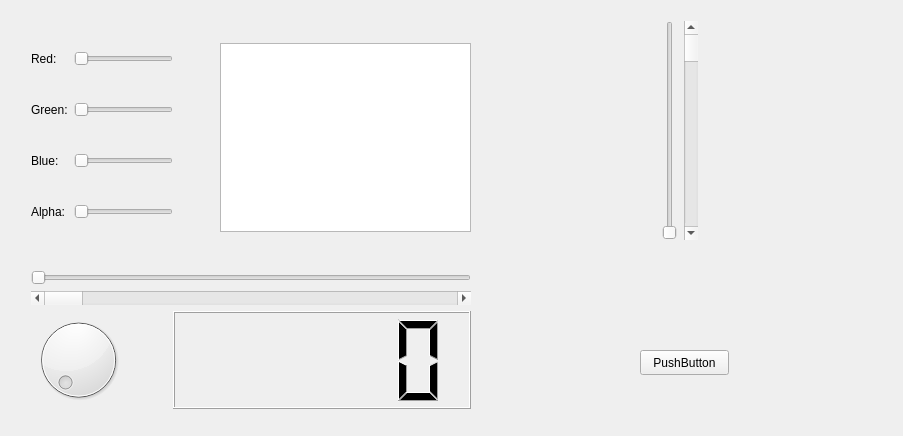
Qt form cbx-qt-pro-stub/samp4_4/widget.ui (caobinxin/qt5) before a commit.
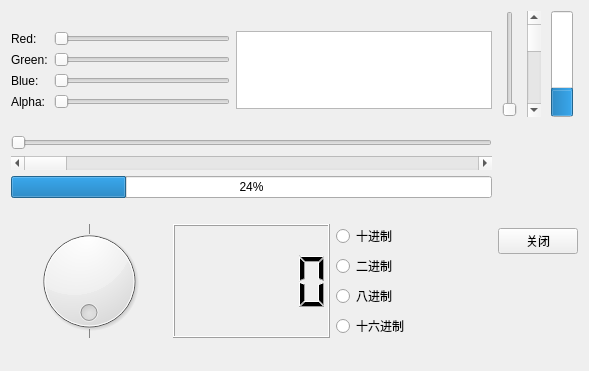
The same form after that commit.

Diff of the .ui file:
```diff
--- a/cbx-qt-pro-stub/samp4_4/widget.ui
+++ b/cbx-qt-pro-stub/samp4_4/widget.ui
@@ -6,129 +6,19 @@
    <rect>
     <x>0</x>
     <y>0</y>
-    <width>903</width>
-    <height>436</height>
+    <width>589</width>
+    <height>371</height>
    </rect>
   </property>
   <property name="windowTitle">
    <string>Widget</string>
   </property>
-  <widget class="QPushButton" name="pushButton">
-   <property name="geometry">
-    <rect>
-     <x>640</x>
-     <y>350</y>
-     <width>89</width>
-     <height>25</height>
-    </rect>
-   </property>
-   <property name="text">
-    <string>PushButton</string>
-   </property>
-  </widget>
-  <widget class="QWidget" name="">
-   <property name="geometry">
-    <rect>
-     <x>20</x>
-     <y>10</y>
-     <width>462</width>
-     <height>410</height>
-    </rect>
-   </property>
-   <layout class="QGridLayout" name="gridLayout_2">
-    <item row="1" column="3">
-     <spacer name="horizontalSpacer">
-      <property name="orientation">
-       <enum>Qt::Horizontal</enum>
-      </property>
-      <property name="sizeHint" stdset="0">
-       <size>
-        <width>40</width>
-        <height>20</height>
-       </size>
-      </property>
-     </spacer>
-    </item>
-    <item row="5" column="1">
-     <spacer name="horizontalSpacer_2">
-      <property name="orientation">
-       <enum>Qt::Horizontal</enum>
-      </property>
-      <property name="sizeHint" stdset="0">
-       <size>
-        <width>40</width>
-        <height>20</height>
-       </size>
-      </property>
-     </spacer>
-    </item>
-    <item row="4" column="0" colspan="5">
-     <layout class="QVBoxLayout" name="verticalLayout">
+  <layout class="QHBoxLayout" name="horizontalLayout_4">
       <item>
-       <widget class="QSlider" name="horizontalSlider_5">
-        <property name="orientation">
-         <enum>Qt::Horizontal</enum>
-        </property>
-       </widget>
-      </item>
+    <layout class="QHBoxLayout" name="horizontalLayout_3">
       <item>
-       <widget class="QScrollBar" name="horizontalScrollBar">
-        <property name="orientation">
-         <enum>Qt::Horizontal</enum>
-        </property>
-       </widget>
-      </item>
-     </layout>
-    </item>
-    <item row="2" column="4">
-     <spacer name="verticalSpacer_2">
-      <property name="orientation">
-       <enum>Qt::Vertical</enum>
-      </property>
-      <property name="sizeHint" stdset="0">
-       <size>
-        <width>13</width>
-        <height>13</height>
-       </size>
-      </property>
-     </spacer>
-    </item>
-    <item row="0" column="4">
-     <spacer name="verticalSpacer">
-      <property name="orientation">
-       <enum>Qt::Vertical</enum>
-      </property>
-      <property name="sizeHint" stdset="0">
-       <size>
-        <width>13</width>
-        <height>18</height>
-       </size>
-      </property>
-     </spacer>
-    </item>
-    <item row="1" column="4">
-     <widget class="QTextEdit" name="textEdit"/>
-    </item>
-    <item row="5" column="0">
-     <widget class="QDial" name="dial"/>
-    </item>
-    <item row="3" column="1">
-     <spacer name="verticalSpacer_3">
-      <property name="orientation">
-       <enum>Qt::Vertical</enum>
-      </property>
-      <property name="sizeHint" stdset="0">
-       <size>
-        <width>18</width>
-        <height>18</height>
-       </size>
-      </property>
-     </spacer>
-    </item>
-    <item row="5" column="2" colspan="3">
-     <widget class="QLCDNumber" name="lcdNumber"/>
-    </item>
-    <item row="0" column="0" rowspan="3" colspan="3">
+      <layout class="QVBoxLayout" name="verticalLayout_3">
+       <item>
      <layout class="QGridLayout" name="gridLayout">
       <item row="0" column="0">
        <widget class="QLabel" name="labelRed">
@@ -139,11 +29,17 @@
       </item>
       <item row="0" column="1">
        <widget class="QSlider" name="horizontalSliderRed">
+           <property name="maximum">
+            <number>255</number>
+           </property>
         <property name="orientation">
          <enum>Qt::Horizontal</enum>
         </property>
        </widget>
       </item>
+         <item row="0" column="2" rowspan="4">
+          <widget class="QTextEdit" name="textEdit"/>
+         </item>
       <item row="1" column="0">
        <widget class="QLabel" name="labelGreen">
         <property name="text">
@@ -153,6 +49,9 @@
       </item>
       <item row="1" column="1">
        <widget class="QSlider" name="horizontalSliderGreen">
+           <property name="maximum">
+            <number>255</number>
+           </property>
         <property name="orientation">
          <enum>Qt::Horizontal</enum>
         </property>
@@ -167,6 +66,9 @@
       </item>
       <item row="2" column="1">
        <widget class="QSlider" name="horizontalSliderBlue">
+           <property name="maximum">
+            <number>255</number>
+           </property>
         <property name="orientation">
          <enum>Qt::Horizontal</enum>
         </property>
@@ -181,6 +83,9 @@
       </item>
       <item row="3" column="1">
        <widget class="QSlider" name="horizontalSliderAlpha">
+           <property name="maximum">
+            <number>255</number>
+           </property>
         <property name="orientation">
          <enum>Qt::Horizontal</enum>
         </property>
@@ -188,19 +93,102 @@
       </item>
      </layout>
     </item>
-   </layout>
-  </widget>
-  <widget class="QWidget" name="">
-   <property name="geometry">
-    <rect>
-     <x>650</x>
-     <y>10</y>
-     <width>61</width>
-     <height>241</height>
-    </rect>
-   </property>
+       <item>
+        <layout class="QVBoxLayout" name="verticalLayout">
+         <item>
+          <widget class="QSlider" name="horizontalSlider_5">
+           <property name="orientation">
+            <enum>Qt::Horizontal</enum>
+           </property>
+          </widget>
+         </item>
+         <item>
+          <widget class="QScrollBar" name="horizontalScrollBar">
+           <property name="orientation">
+            <enum>Qt::Horizontal</enum>
+           </property>
+          </widget>
+         </item>
+         <item>
+          <widget class="QProgressBar" name="progressBar">
+           <property name="value">
+            <number>24</number>
+           </property>
+          </widget>
+         </item>
+        </layout>
+       </item>
+       <item>
    <layout class="QHBoxLayout" name="horizontalLayout">
     <item>
+          <widget class="QDial" name="dial">
+           <property name="maximum">
+            <number>128</number>
+           </property>
+           <property name="orientation">
+            <enum>Qt::Horizontal</enum>
+           </property>
+           <property name="invertedAppearance">
+            <bool>false</bool>
+           </property>
+           <property name="invertedControls">
+            <bool>false</bool>
+           </property>
+           <property name="wrapping">
+            <bool>true</bool>
+           </property>
+           <property name="notchTarget">
+            <double>100.000000000000000</double>
+           </property>
+           <property name="notchesVisible">
+            <bool>true</bool>
+           </property>
+          </widget>
+         </item>
+         <item>
+          <widget class="QLCDNumber" name="lcdNumber"/>
+         </item>
+         <item>
+          <layout class="QVBoxLayout" name="verticalLayout_2">
+           <item>
+            <widget class="QRadioButton" name="radioButtonDec">
+             <property name="text">
+              <string>十进制</string>
+             </property>
+            </widget>
+           </item>
+           <item>
+            <widget class="QRadioButton" name="radioButtonBin">
+             <property name="text">
+              <string>二进制</string>
+             </property>
+            </widget>
+           </item>
+           <item>
+            <widget class="QRadioButton" name="radioButtonOct">
+             <property name="text">
+              <string>八进制</string>
+             </property>
+            </widget>
+           </item>
+           <item>
+            <widget class="QRadioButton" name="radioButtonHex">
+             <property name="text">
+              <string>十六进制</string>
+             </property>
+            </widget>
+           </item>
+          </layout>
+         </item>
+        </layout>
+       </item>
+      </layout>
+     </item>
+     <item>
+      <layout class="QGridLayout" name="gridLayout_2">
+       <item row="0" column="0">
+        <layout class="QHBoxLayout" name="horizontalLayout_2">
+         <item>
      <widget class="QSlider" name="verticalSlider">
       <property name="orientation">
        <enum>Qt::Vertical</enum>
@@ -214,8 +202,62 @@
       </property>
      </widget>
     </item>
-   </layout>
-  </widget>
+         <item>
+          <widget class="QProgressBar" name="progressBar_2">
+           <property name="value">
+            <number>24</number>
+           </property>
+           <property name="orientation">
+            <enum>Qt::Vertical</enum>
+           </property>
+           <property name="invertedAppearance">
+            <bool>false</bool>
+           </property>
+           <property name="textDirection">
+            <enum>QProgressBar::TopToBottom</enum>
+           </property>
+          </widget>
+         </item>
+        </layout>
+       </item>
+       <item row="1" column="0">
+        <spacer name="verticalSpacer">
+         <property name="orientation">
+          <enum>Qt::Vertical</enum>
+         </property>
+         <property name="sizeHint" stdset="0">
+          <size>
+           <width>20</width>
+           <height>40</height>
+          </size>
+         </property>
+        </spacer>
+       </item>
+       <item row="2" column="0">
+        <widget class="QPushButton" name="pushButton">
+         <property name="text">
+          <string>关闭</string>
+         </property>
+        </widget>
+       </item>
+       <item row="3" column="0">
+        <spacer name="verticalSpacer_2">
+         <property name="orientation">
+          <enum>Qt::Vertical</enum>
+         </property>
+         <property name="sizeHint" stdset="0">
+          <size>
+           <width>20</width>
+           <height>40</height>
+          </size>
+         </property>
+        </spacer>
+       </item>
+      </layout>
+     </item>
+    </layout>
+   </item>
+  </layout>
  </widget>
  <layoutdefault spacing="6" margin="11"/>
  <resources/>
```
Lines whose indentation alone changed are shown as unchanged.
